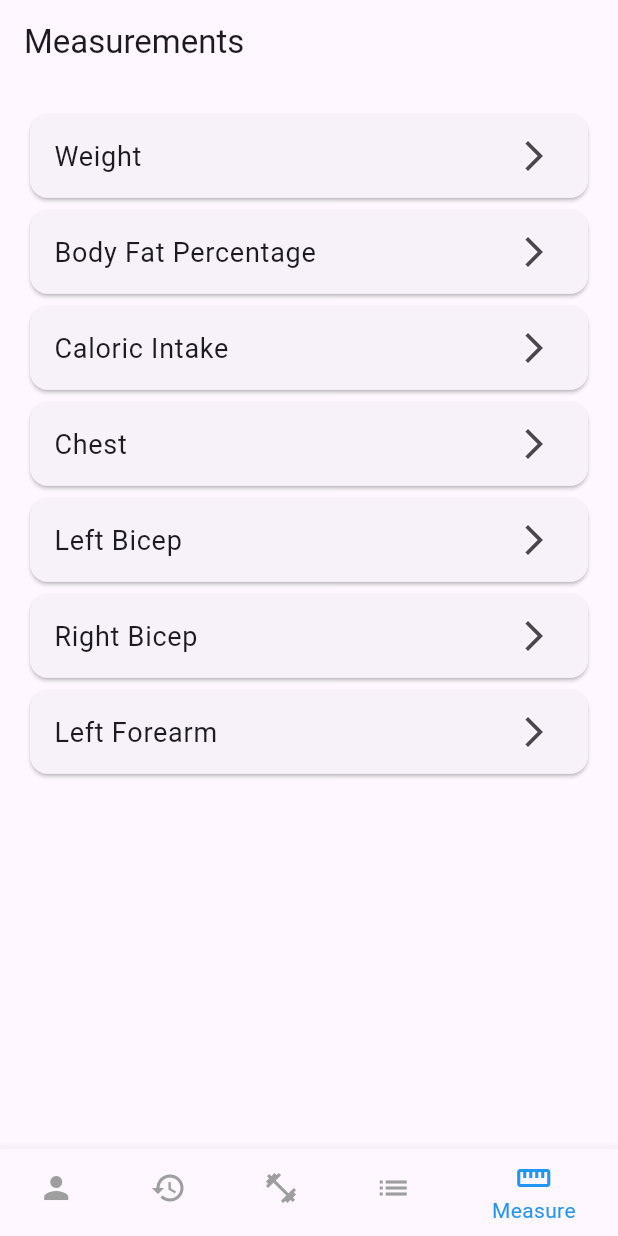
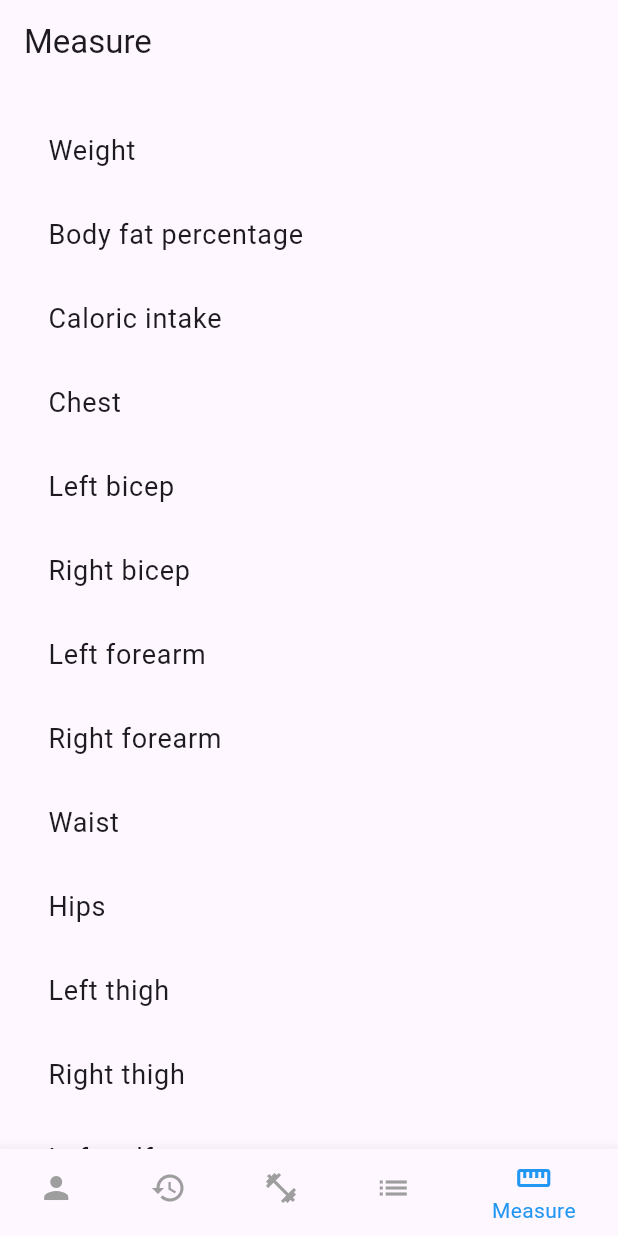
Before and after one commit to amarjithp/liftsync, a Flutter app: the screen it shows once a user with an empty profile is signed in, item 5 of the bottom bar chosen, on a phone screen of 412 x 824 dp. Run offline on Flutter 3.47's test engine with Material 3 defaults, Android fonts, the phone set to English and light mode, and no system bars; our stand-ins replace cloud_firestore, firebase_auth, firebase_core, google_fonts; accounts and stored records are empty.

```diff
--- a/lib/pages/measures_page.dart
+++ b/lib/pages/measures_page.dart
@@ -1,16 +1,22 @@
 import 'package:flutter/material.dart';
-import 'package:firebase_auth/firebase_auth.dart';
-import 'measure_detail_page.dart';
+import 'package:liftsync/pages/measure_detail_page.dart';
 
 class MeasuresPage extends StatelessWidget {
   final List<String> measures = [
     "Weight",
-    "Body Fat Percentage",
-    "Caloric Intake",
+    "Body fat percentage",
+    "Caloric intake",
     "Chest",
-    "Left Bicep",
-    "Right Bicep",
-    "Left Forearm"
+    "Left bicep",
+    "Right bicep",
+    "Left forearm",
+    "Right forearm",
+    "Waist",
+    "Hips",
+    "Left thigh",
+    "Right thigh",
+    "Left calf",
+    "Right calf"
   ];
 
   MeasuresPage({super.key});
@@ -18,15 +24,13 @@ class MeasuresPage extends StatelessWidget {
   @override
   Widget build(BuildContext context) {
     return Scaffold(
-      appBar: AppBar(title: const Text("Measurements")),
+      appBar: AppBar(title: const Text("Measure")),
       body: ListView.builder(
         padding: const EdgeInsets.all(16.0),
         itemCount: measures.length,
         itemBuilder: (context, index) {
-          return Card(
-            child: ListTile(
-              title: Text(measures[index], style: const TextStyle(fontSize: 18)),
-              trailing: const Icon(Icons.arrow_forward_ios),
+          return ListTile(
+            title: Text(measures[index], style: TextStyle(fontSize: 18)),
             onTap: () {
               Navigator.push(
                 context,
@@ -35,7 +39,6 @@ class MeasuresPage extends StatelessWidget {
                 ),
               );
             },
-            ),
           );
         },
       ),
```
Also changed, not shown: lib/pages/measure_detail_page.dart (+36 -25 lines). Lines whose indentation alone changed are shown as unchanged.
